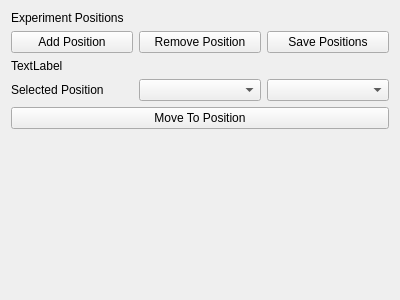
DeMarcoLab/openCLEM, file openlm/ui/qt/OpenLMPositionWidget.ui: the form before one commit.
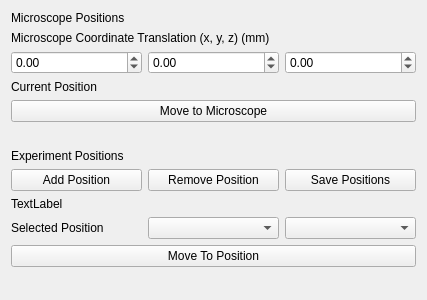
The form after the commit.

Commit message: user defined translation, better move between microscopes / positions

Patch:
```diff
--- a/openlm/ui/qt/OpenLMPositionWidget.ui
+++ b/openlm/ui/qt/OpenLMPositionWidget.ui
@@ -6,7 +6,7 @@
    <rect>
     <x>0</x>
     <y>0</y>
-    <width>400</width>
+    <width>427</width>
     <height>300</height>
    </rect>
   </property>
@@ -14,71 +14,142 @@
    <string>Form</string>
   </property>
   <layout class="QGridLayout" name="gridLayout">
-   <item row="7" column="0" colspan="3">
-    <widget class="QPushButton" name="pushButton_move_to_position">
+   <item row="11" column="0" colspan="3">
+    <widget class="QLabel" name="label_coordinate_list">
      <property name="text">
-      <string>Move To Position</string>
+      <string>TextLabel</string>
      </property>
     </widget>
    </item>
-   <item row="2" column="1">
+   <item row="3" column="2">
+    <widget class="QDoubleSpinBox" name="doubleSpinBox_translation_z">
+     <property name="minimum">
+      <double>-10000000000.000000000000000</double>
+     </property>
+     <property name="maximum">
+      <double>10000000000.000000000000000</double>
+     </property>
+    </widget>
+   </item>
+   <item row="3" column="0">
+    <widget class="QDoubleSpinBox" name="doubleSpinBox_translation_x">
+     <property name="minimum">
+      <double>-100000000000.000000000000000</double>
+     </property>
+     <property name="maximum">
+      <double>1000000000000.000000000000000</double>
+     </property>
+    </widget>
+   </item>
+   <item row="10" column="2">
+    <widget class="QPushButton" name="pushButton_save_coordinate">
+     <property name="text">
+      <string>Save Positions</string>
+     </property>
+    </widget>
+   </item>
+   <item row="10" column="1">
     <widget class="QPushButton" name="pushButton_remove_coordinate">
      <property name="text">
       <string>Remove Position</string>
      </property>
     </widget>
    </item>
-   <item row="0" column="0">
+   <item row="5" column="0" colspan="3">
+    <widget class="QPushButton" name="pushButton_move_to_microscope">
+     <property name="text">
+      <string>Move to Microscope</string>
+     </property>
+    </widget>
+   </item>
+   <item row="14" column="0">
+    <widget class="QLabel" name="label_position_list">
+     <property name="text">
+      <string>Selected Position</string>
+     </property>
+    </widget>
+   </item>
+   <item row="6" column="0" colspan="3">
+    <spacer name="verticalSpacer_2">
+     <property name="orientation">
+      <enum>Qt::Vertical</enum>
+     </property>
+     <property name="sizeHint" stdset="0">
+      <size>
+       <width>20</width>
+       <height>40</height>
+      </size>
+     </property>
+    </spacer>
+   </item>
+   <item row="17" column="0" colspan="3">
+    <spacer name="verticalSpacer">
+     <property name="orientation">
+      <enum>Qt::Vertical</enum>
+     </property>
+     <property name="sizeHint" stdset="0">
+      <size>
+       <width>20</width>
+       <height>40</height>
+      </size>
+     </property>
+    </spacer>
+   </item>
+   <item row="3" column="1">
+    <widget class="QDoubleSpinBox" name="doubleSpinBox_translation_y">
+     <property name="minimum">
+      <double>-10000000.000000000000000</double>
+     </property>
+     <property name="maximum">
+      <double>100000000.000000000000000</double>
+     </property>
+    </widget>
+   </item>
+   <item row="8" column="0">
     <widget class="QLabel" name="label_title">
      <property name="text">
       <string>Experiment Positions</string>
      </property>
     </widget>
    </item>
-   <item row="6" column="1">
+   <item row="15" column="0" colspan="3">
+    <widget class="QPushButton" name="pushButton_move_to_position">
+     <property name="text">
+      <string>Move To Position</string>
+     </property>
+    </widget>
+   </item>
+   <item row="14" column="1">
     <widget class="QComboBox" name="comboBox_move_to_system"/>
    </item>
-   <item row="2" column="0">
+   <item row="14" column="2">
+    <widget class="QComboBox" name="comboBox_positions"/>
+   </item>
+   <item row="10" column="0">
     <widget class="QPushButton" name="pushButton_add_coordinate">
      <property name="text">
       <string>Add Position</string>
      </property>
     </widget>
    </item>
-   <item row="9" column="0" colspan="2">
-    <spacer name="verticalSpacer">
-     <property name="orientation">
-      <enum>Qt::Vertical</enum>
-     </property>
-     <property name="sizeHint" stdset="0">
-      <size>
-       <width>20</width>
-       <height>40</height>
-      </size>
-     </property>
-    </spacer>
-   </item>
-   <item row="6" column="2">
-    <widget class="QComboBox" name="comboBox_positions"/>
-   </item>
-   <item row="6" column="0">
-    <widget class="QLabel" name="label_position_list">
+   <item row="2" column="0" colspan="3">
+    <widget class="QLabel" name="label_microscope_translation">
      <property name="text">
-      <string>Selected Position</string>
+      <string>Microscope Coordinate Translation (x, y, z) (mm)</string>
      </property>
     </widget>
    </item>
-   <item row="2" column="2">
-    <widget class="QPushButton" name="pushButton_save_coordinate">
+   <item row="1" column="0" colspan="3">
+    <widget class="QLabel" name="label_title_2">
      <property name="text">
-      <string>Save Positions</string>
+      <string>Microscope Positions</string>
      </property>
     </widget>
    </item>
-   <item row="3" column="0" colspan="3">
-    <widget class="QLabel" name="label_coordinate_list">
+   <item row="4" column="0" colspan="3">
+    <widget class="QLabel" name="label_microscope_position">
      <property name="text">
-      <string>TextLabel</string>
+      <string>Current Position</string>
      </property>
     </widget>
    </item>
```
The commit also changes 6 other files.
